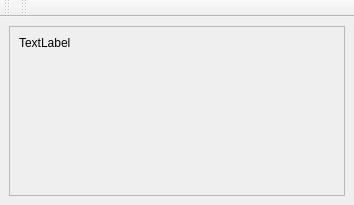
riuson/lcd-image-converter, file controls/imageeditor/windoweditor.ui: the form before one commit.
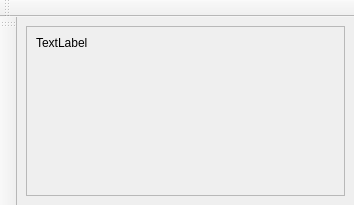
The form after the commit.

Commit message: Save/Restore toolbar's layout

```diff
--- a/controls/imageeditor/windoweditor.ui
+++ b/controls/imageeditor/windoweditor.ui
@@ -25,8 +25,8 @@
         <rect>
          <x>0</x>
          <y>0</y>
-         <width>334</width>
-         <height>174</height>
+         <width>317</width>
+         <height>168</height>
         </rect>
        </property>
        <layout class="QHBoxLayout" name="horizontalLayout">
@@ -71,7 +71,7 @@
     <string>toolBar_2</string>
    </property>
    <attribute name="toolBarArea">
-    <enum>TopToolBarArea</enum>
+    <enum>LeftToolBarArea</enum>
    </attribute>
    <attribute name="toolBarBreak">
     <bool>false</bool>
```
Left out of the diff: 9 changed lines with no effect on the pictures. The commit also changes 4 other files.
